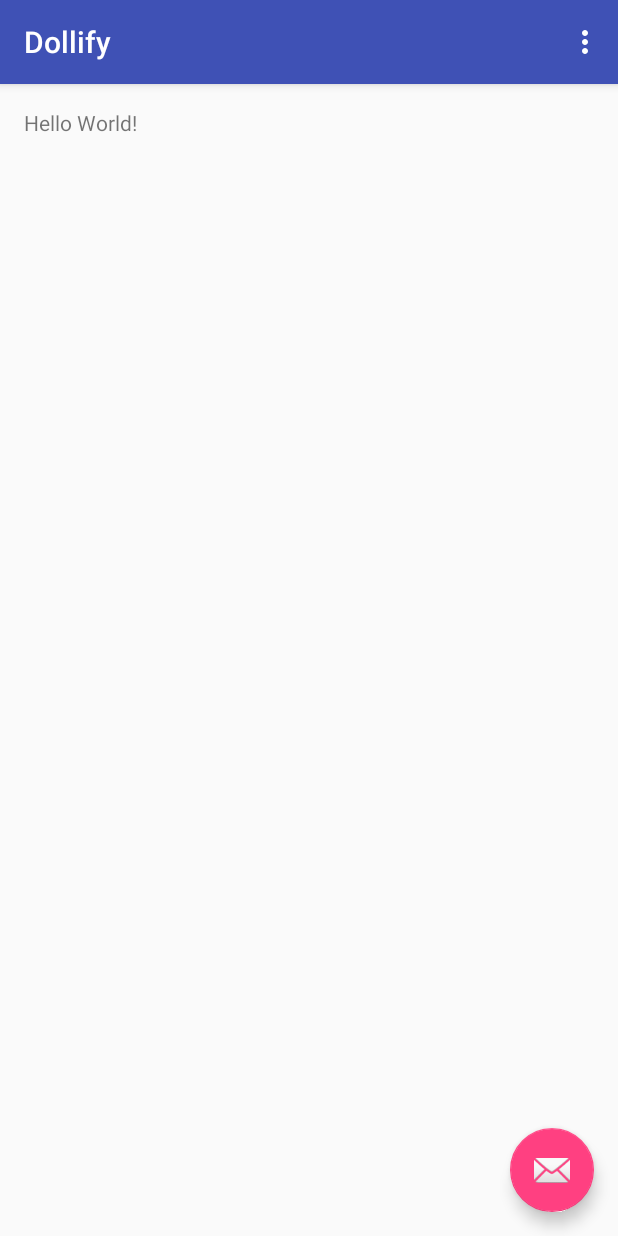
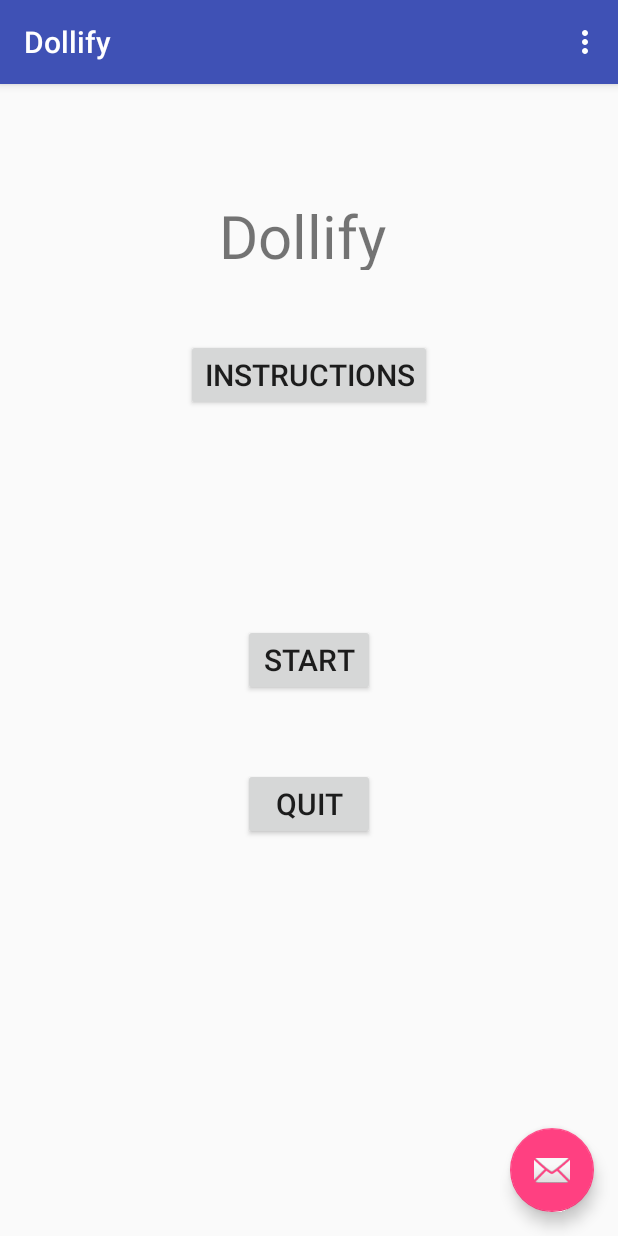
Before and after one commit to Itniraan/dollify, an Android app: the screen it shows after launch (MainActivity), on a phone screen of 412 x 824 dp. Run offline under Robolectric (Android 15) with nearby library versions, the phone set to English and light mode, and no system bars.

Commit message:
Initial Layout of Main Menu

```diff
--- a/app/src/main/res/layout/content_main.xml
+++ b/app/src/main/res/layout/content_main.xml
@@ -10,10 +10,48 @@
     android:paddingTop="@dimen/activity_vertical_margin"
     app:layout_behavior="@string/appbar_scrolling_view_behavior"
     tools:context="ca.blake.georgian.dollify.dollify.MainActivity"
-    tools:showIn="@layout/activity_main">
+    tools:showIn="@layout/activity_main"
+    android:id="@+id/mainMenuRelativeLayout">
 
     <TextView
         android:layout_width="wrap_content"
         android:layout_height="wrap_content"
-        android:text="Hello World!" />
+        android:text="@string/titleString"
+        android:layout_marginTop="58dp"
+        android:singleLine="false"
+        android:width="@dimen/titleWidth"
+        android:height="@dimen/titleHeight"
+        android:textSize="@dimen/titleTextSize"
+        android:layout_alignParentTop="true"
+        android:layout_centerHorizontal="true"
+        android:id="@+id/titleTextBox" />
+
+    <Button
+        android:layout_width="wrap_content"
+        android:layout_height="wrap_content"
+        android:text="@string/instructionsButtonText"
+        android:id="@+id/instructionsButton"
+        android:layout_below="@+id/titleTextBox"
+        android:layout_centerHorizontal="true"
+        android:layout_marginTop="46dp"
+        android:textSize="@dimen/buttonTextSize" />
+
+    <Button
+        android:layout_width="wrap_content"
+        android:layout_height="wrap_content"
+        android:text="@string/startButtonText"
+        android:id="@+id/startButton"
+        android:textSize="@dimen/buttonTextSize"
+        android:layout_centerVertical="true"
+        android:layout_centerHorizontal="true" />
+
+    <Button
+        android:layout_width="wrap_content"
+        android:layout_height="wrap_content"
+        android:text="@string/quitButtonText"
+        android:id="@+id/quitButton"
+        android:layout_marginTop="48dp"
+        android:textSize="@dimen/buttonTextSize"
+        android:layout_below="@+id/startButton"
+        android:layout_alignStart="@+id/startButton" />
 </RelativeLayout>
--- a/app/src/main/res/values/dimens.xml
+++ b/app/src/main/res/values/dimens.xml
@@ -3,4 +3,8 @@
     <dimen name="activity_horizontal_margin">16dp</dimen>
     <dimen name="activity_vertical_margin">16dp</dimen>
     <dimen name="fab_margin">16dp</dimen>
+    <dimen name="titleWidth">120sp</dimen>
+    <dimen name="titleTextSize">40sp</dimen>
+    <dimen name="titleHeight">50sp</dimen>
+    <dimen name="buttonTextSize">20sp</dimen>
 </resources>
--- a/app/src/main/res/values/strings.xml
+++ b/app/src/main/res/values/strings.xml
@@ -1,4 +1,8 @@
 <resources>
     <string name="app_name">Dollify</string>
     <string name="action_settings">Settings</string>
+    <string name="titleString">Dollify</string>
+    <string name="instructionsButtonText">Instructions</string>
+    <string name="startButtonText">Start</string>
+    <string name="quitButtonText">Quit</string>
 </resources>
```
